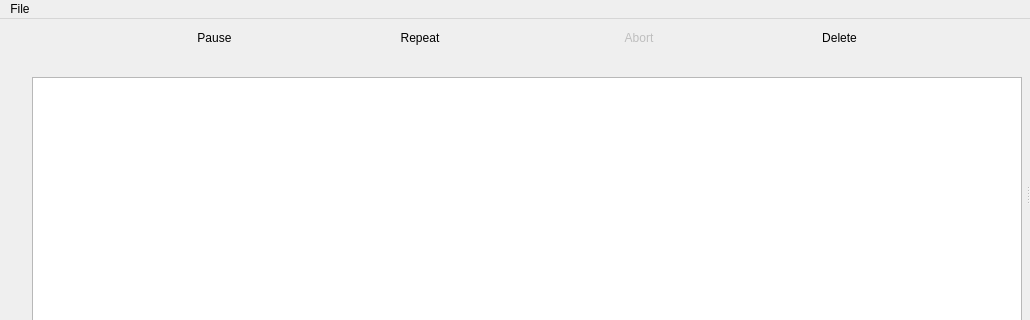
labscript-suite/blacs, file main.ui: the form before one commit; both pictures show x 0 to 1030 and y 0 to 320 of the 1030 by 723 pixel window.
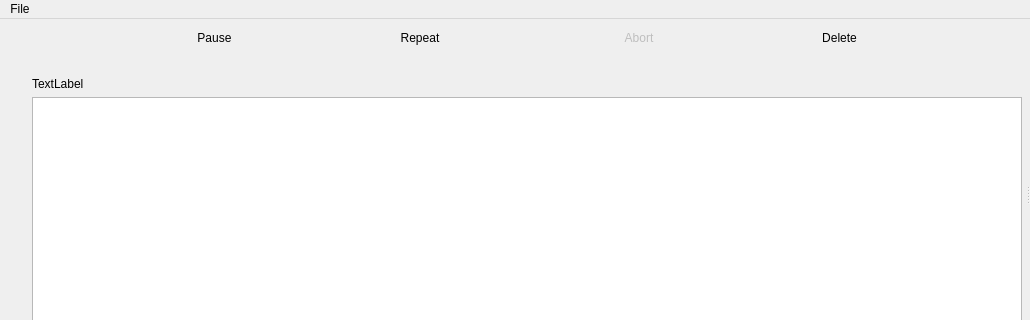
The form after the commit. Icons and pictures are not drawn. Custom widgets are drawn as their Qt base class.

Commit message: feature2: Working on eliding labels

The edit to the form file:
```diff
--- a/main.ui
+++ b/main.ui
@@ -522,6 +522,13 @@
                 </property>
                </widget>
               </item>
+              <item>
+               <widget class="QLabel" name="running_shot_name">
+                <property name="text">
+                 <string>TextLabel</string>
+                </property>
+               </widget>
+              </item>
               <item>
                <widget class="QueueTreeview" name="treeview">
                 <property name="sizePolicy">
```
Left out of the diff: 4 changed lines with no effect on the pictures. The commit also changes 2 other files.
